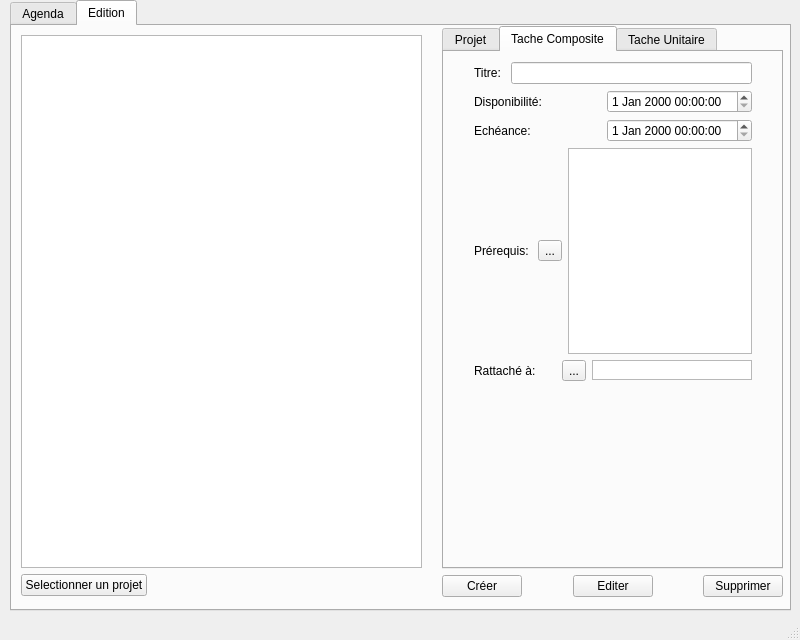
Qt form mainwindow.ui (TamtamHero/LO21) before a commit.
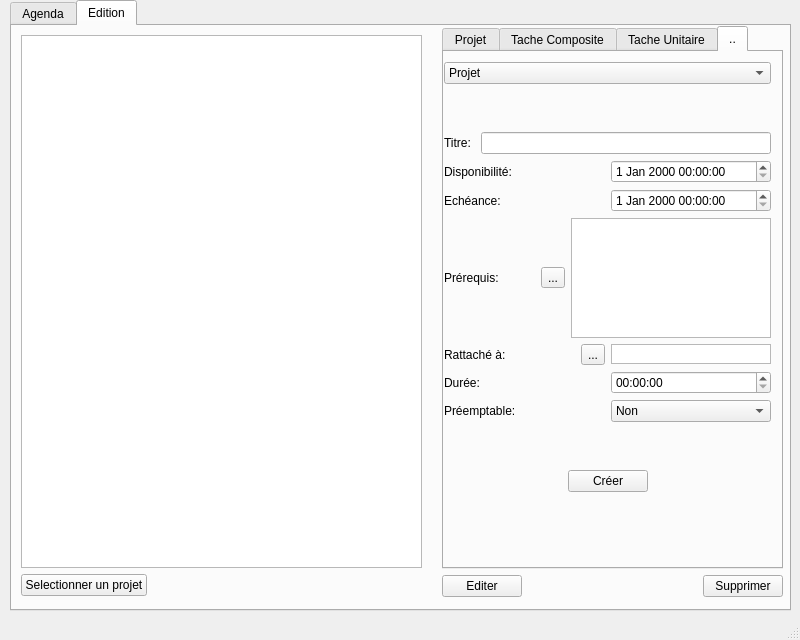
The same form after that commit.

Commit message: Interface for element creation inside TabWidget

Diff of the .ui file:
```diff
--- a/mainwindow.ui
+++ b/mainwindow.ui
@@ -482,7 +482,7 @@
        <item>
         <widget class="QTabWidget" name="tabWidget_editing_editor">
          <property name="currentIndex">
-          <number>1</number>
+          <number>3</number>
          </property>
          <widget class="QWidget" name="tab">
           <attribute name="title">
@@ -550,9 +550,9 @@
           <widget class="QWidget" name="verticalLayoutWidget_2">
            <property name="geometry">
             <rect>
-             <x>30</x>
+             <x>10</x>
              <y>10</y>
-             <width>278</width>
+             <width>315</width>
              <height>319</height>
             </rect>
            </property>
@@ -616,7 +616,26 @@
                </widget>
               </item>
               <item>
-               <widget class="QListView" name="listView_blendTask_prerequisite"/>
+               <widget class="QListView" name="listView_blendTask_prerequisite">
+                <property name="sizePolicy">
+                 <sizepolicy hsizetype="Maximum" vsizetype="Maximum">
+                  <horstretch>0</horstretch>
+                  <verstretch>0</verstretch>
+                 </sizepolicy>
+                </property>
+                <property name="minimumSize">
+                 <size>
+                  <width>200</width>
+                  <height>120</height>
+                 </size>
+                </property>
+                <property name="maximumSize">
+                 <size>
+                  <width>200</width>
+                  <height>120</height>
+                 </size>
+                </property>
+               </widget>
               </item>
              </layout>
             </item>
@@ -810,30 +829,271 @@
            </layout>
           </widget>
          </widget>
+         <widget class="QWidget" name="tab_5">
+          <attribute name="title">
+           <string>..</string>
+          </attribute>
+          <widget class="QWidget" name="verticalLayoutWidget_7">
+           <property name="geometry">
+            <rect>
+             <x>0</x>
+             <y>10</y>
+             <width>327</width>
+             <height>430</height>
+            </rect>
+           </property>
+           <layout class="QVBoxLayout" name="verticalLayout_6">
+            <item>
+             <widget class="QComboBox" name="comboBox_creation">
+              <item>
+               <property name="text">
+                <string>Projet</string>
+               </property>
+              </item>
+              <item>
+               <property name="text">
+                <string>Tache Composite</string>
+               </property>
+              </item>
+              <item>
+               <property name="text">
+                <string>Tache Unitaire</string>
+               </property>
+              </item>
+             </widget>
+            </item>
+            <item>
+             <spacer name="verticalSpacer">
+              <property name="orientation">
+               <enum>Qt::Vertical</enum>
+              </property>
+              <property name="sizeHint" stdset="0">
+               <size>
+                <width>20</width>
+                <height>40</height>
+               </size>
+              </property>
+             </spacer>
+            </item>
+            <item>
+             <layout class="QVBoxLayout" name="verticalLayout_uniqueTask_2">
+              <item>
+               <layout class="QHBoxLayout" name="horizontalLayout_24">
+                <item>
+                 <widget class="QLabel" name="label_22">
+                  <property name="text">
+                   <string>Titre: </string>
+                  </property>
+                 </widget>
+                </item>
+                <item>
+                 <widget class="QLineEdit" name="lineEdit_creation_title"/>
+                </item>
+               </layout>
+              </item>
+              <item>
+               <layout class="QHBoxLayout" name="horizontalLayout_25">
+                <item>
+                 <widget class="QLabel" name="label_23">
+                  <property name="text">
+                   <string>Disponibilité: </string>
+                  </property>
+                 </widget>
+                </item>
+                <item>
+                 <widget class="QDateTimeEdit" name="dateTimeEdit_creation_disponibility"/>
+                </item>
+               </layout>
+              </item>
+              <item>
+               <layout class="QHBoxLayout" name="horizontalLayout_26">
+                <item>
+                 <widget class="QLabel" name="label_24">
+                  <property name="text">
+                   <string>Echéance: </string>
+                  </property>
+                 </widget>
+                </item>
+                <item>
+                 <widget class="QDateTimeEdit" name="dateTimeEdit_creation_deadline"/>
+                </item>
+               </layout>
+              </item>
+              <item>
+               <layout class="QHBoxLayout" name="horizontalLayout_27">
+                <item>
+                 <widget class="QLabel" name="label_25">
+                  <property name="text">
+                   <string>Prérequis: </string>
+                  </property>
+                 </widget>
+                </item>
+                <item>
+                 <widget class="QToolButton" name="toolButton_creation_prerequisite">
+                  <property name="text">
+                   <string>...</string>
+                  </property>
+                 </widget>
+                </item>
+                <item>
+                 <widget class="QListView" name="listView_creationprerequisite">
+                  <property name="enabled">
+                   <bool>true</bool>
+                  </property>
+                  <property name="sizePolicy">
+                   <sizepolicy hsizetype="Maximum" vsizetype="Maximum">
+                    <horstretch>0</horstretch>
+                    <verstretch>0</verstretch>
+                   </sizepolicy>
+                  </property>
+                  <property name="minimumSize">
+                   <size>
+                    <width>200</width>
+                    <height>120</height>
+                   </size>
+                  </property>
+                  <property name="maximumSize">
+                   <size>
+                    <width>200</width>
+                    <height>120</height>
+                   </size>
+                  </property>
+                 </widget>
+                </item>
+               </layout>
+              </item>
+              <item>
+               <layout class="QHBoxLayout" name="horizontalLayout_28">
+                <item>
+                 <widget class="QLabel" name="label_26">
+                  <property name="text">
+                   <string>Rattaché à:</string>
+                  </property>
+                 </widget>
+                </item>
+                <item>
+                 <widget class="QToolButton" name="toolButton_creation_attachedTo">
+                  <property name="text">
+                   <string>...</string>
+                  </property>
+                 </widget>
+                </item>
+                <item>
+                 <widget class="QListView" name="listView_creation_attachedTo">
+                  <property name="minimumSize">
+                   <size>
+                    <width>160</width>
+                    <height>20</height>
+                   </size>
+                  </property>
+                  <property name="maximumSize">
+                   <size>
+                    <width>160</width>
+                    <height>20</height>
+                   </size>
+                  </property>
+                 </widget>
+                </item>
+               </layout>
+              </item>
+              <item>
+               <layout class="QHBoxLayout" name="horizontalLayout_29">
+                <item>
+                 <widget class="QLabel" name="label_27">
+                  <property name="text">
+                   <string>Durée: </string>
+                  </property>
+                 </widget>
+                </item>
+                <item>
+                 <widget class="QTimeEdit" name="timeEdit_creation_length"/>
+                </item>
+               </layout>
+              </item>
+              <item>
+               <layout class="QHBoxLayout" name="horizontalLayout_30">
+                <item>
+                 <widget class="QLabel" name="label_28">
+                  <property name="text">
+                   <string>Préemptable:</string>
+                  </property>
+                 </widget>
+                </item>
+                <item>
+                 <widget class="QComboBox" name="comboBox_creation_preemptability">
+                  <item>
+                   <property name="text">
+                    <string>Non</string>
+                   </property>
+                  </item>
+                  <item>
+                   <property name="text">
+                    <string>Oui</string>
+                   </property>
+                  </item>
+                 </widget>
+                </item>
+               </layout>
+              </item>
+             </layout>
+            </item>
+            <item>
+             <spacer name="verticalSpacer_2">
+              <property name="orientation">
+               <enum>Qt::Vertical</enum>
+              </property>
+              <property name="sizeHint" stdset="0">
+               <size>
+                <width>20</width>
+                <height>40</height>
+               </size>
+              </property>
+             </spacer>
+            </item>
+            <item>
+             <layout class="QHBoxLayout" name="horizontalLayout">
+              <item>
+               <spacer name="horizontalSpacer_7">
+                <property name="orientation">
+                 <enum>Qt::Horizontal</enum>
+                </property>
+                <property name="sizeHint" stdset="0">
+                 <size>
+                  <width>40</width>
+                  <height>20</height>
+                 </size>
+                </property>
+               </spacer>
+              </item>
+              <item>
+               <widget class="QPushButton" name="pushButton_creation_create">
+                <property name="text">
+                 <string>Créer</string>
+                </property>
+               </widget>
+              </item>
+              <item>
+               <spacer name="horizontalSpacer_8">
+                <property name="orientation">
+                 <enum>Qt::Horizontal</enum>
+                </property>
+                <property name="sizeHint" stdset="0">
+                 <size>
+                  <width>40</width>
+                  <height>20</height>
+                 </size>
+                </property>
+               </spacer>
+              </item>
+             </layout>
+            </item>
+           </layout>
+          </widget>
+         </widget>
         </widget>
        </item>
        <item>
         <layout class="QHBoxLayout" name="horizontalLayout_20">
-         <item>
-          <widget class="QPushButton" name="pushButton_editing_create">
-           <property name="text">
-            <string>Créer</string>
-           </property>
-          </widget>
-         </item>
-         <item>
-          <spacer name="horizontalSpacer_9">
-           <property name="orientation">
-            <enum>Qt::Horizontal</enum>
-           </property>
-           <property name="sizeHint" stdset="0">
-            <size>
-             <width>40</width>
-             <height>20</height>
-            </size>
-           </property>
-          </spacer>
-         </item>
          <item>
           <widget class="QPushButton" name="pushButton_editing_edit">
            <property name="enabled">
```
Left out of the diff: 33 changed lines with no effect on the pictures. The commit also changes 2 other files.
